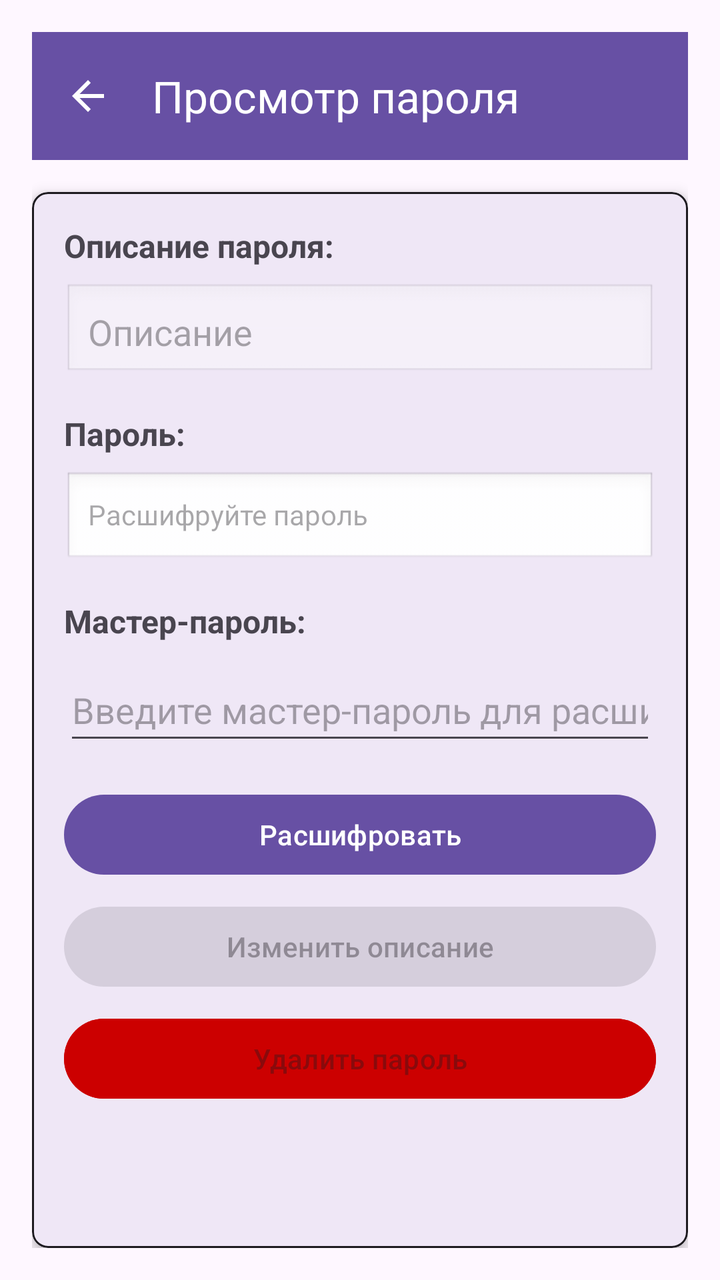
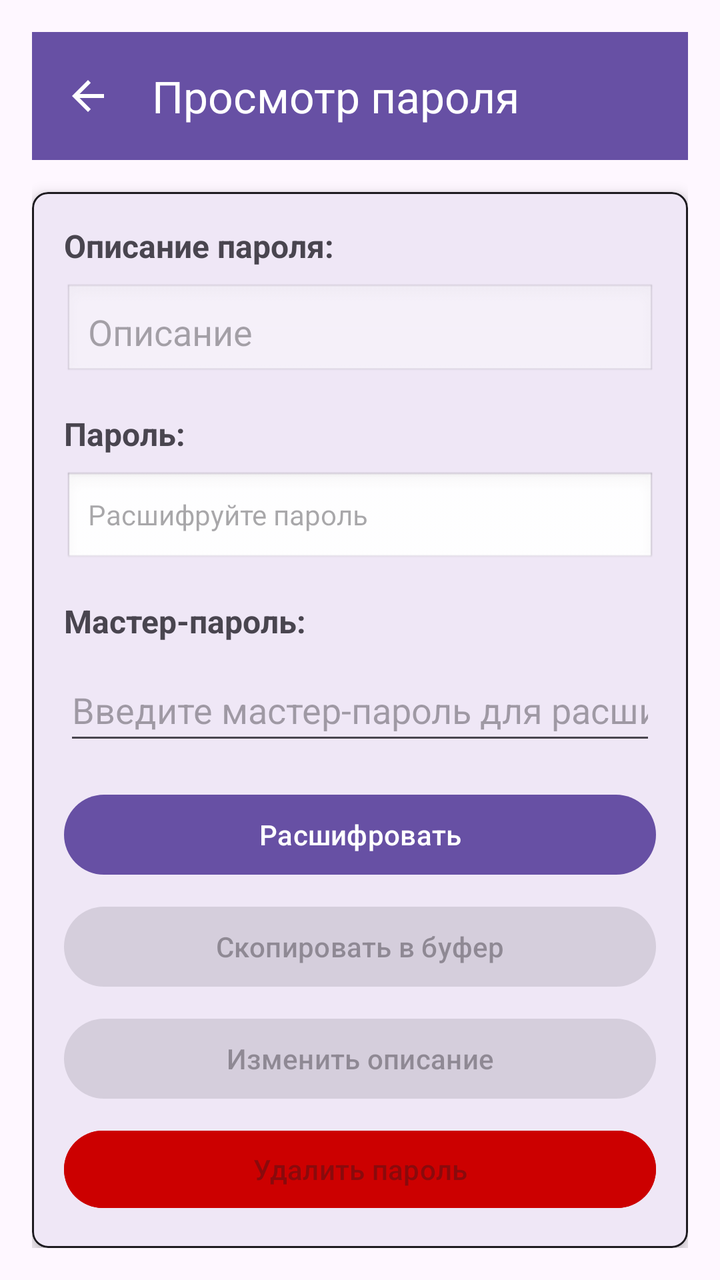

The first picture is an Android layout as it rendered before a commit; the second is the same layout after the commit. The layout source and the unified diff follow.
<!-- AndroidManifest.xml: application theme Theme.PassManager -->
<!-- res/layout/activity_show_password.xml -->
<?xml version="1.0" encoding="utf-8"?>
<androidx.drawerlayout.widget.DrawerLayout xmlns:android="http://schemas.android.com/apk/res/android"
    xmlns:app="http://schemas.android.com/apk/res-auto"
    android:layout_width="match_parent"
    android:layout_height="match_parent"
    android:fitsSystemWindows="true">

    
    <LinearLayout
        android:layout_width="match_parent"
        android:layout_height="match_parent"
        android:orientation="vertical"
        android:padding="16dp"
        android:fitsSystemWindows="true">

        <androidx.appcompat.widget.Toolbar
            android:id="@+id/toolbar"
            android:layout_width="match_parent"
            android:layout_height="?attr/actionBarSize"
            android:background="?attr/colorPrimary"
            android:theme="@style/ThemeOverlay.AppCompat.Dark.ActionBar"
            app:popupTheme="@style/ThemeOverlay.AppCompat.Light"
            app:navigationIcon="?attr/homeAsUpIndicator"
            app:title="Просмотр пароля"
            android:layout_marginBottom="16dp" />

        
        <com.google.android.material.card.MaterialCardView
            android:layout_width="match_parent"
            android:layout_height="match_parent"
            app:cardElevation="4dp"
            app:cardCornerRadius="8dp"
            app:cardBackgroundColor="?attr/colorSurface"
            app:strokeColor="?attr/colorOnSurface"
            app:strokeWidth="1dp">

            <LinearLayout
                android:layout_width="match_parent"
                android:layout_height="wrap_content"
                android:orientation="vertical"
                android:padding="16dp">

                <TextView
                    android:layout_width="match_parent"
                    android:layout_height="wrap_content"
                    android:text="Описание пароля:"
                    android:textSize="16sp"
                    android:textStyle="bold"
                    android:layout_marginBottom="8dp" />

                <EditText
                    android:id="@+id/descriptionText"
                    android:layout_width="match_parent"
                    android:layout_height="wrap_content"
                    android:hint="Описание"
                    android:background="@android:drawable/edit_text"
                    android:padding="12dp"
                    android:layout_marginBottom="16dp"
                    android:enabled="false" />

                <TextView
                    android:layout_width="match_parent"
                    android:layout_height="wrap_content"
                    android:text="Пароль:"
                    android:textSize="16sp"
                    android:textStyle="bold"
                    android:layout_marginBottom="8dp" />

                <TextView
                    android:id="@+id/passwordText"
                    android:layout_width="match_parent"
                    android:layout_height="wrap_content"
                    android:hint="Расшифруйте пароль"
                    android:background="@android:drawable/edit_text"
                    android:padding="12dp"
                    android:layout_marginBottom="16dp"
                    android:visibility="visible" />

                <TextView
                    android:layout_width="match_parent"
                    android:layout_height="wrap_content"
                    android:text="Мастер-пароль:"
                    android:textSize="16sp"
                    android:textStyle="bold"
                    android:layout_marginBottom="8dp" />

                <EditText
                    android:id="@+id/masterPasswordEditText"
                    android:layout_width="match_parent"
                    android:layout_height="wrap_content"
                    android:hint="Введите мастер-пароль для расшифровки"
                    android:inputType="textPassword"
                    android:layout_marginBottom="16dp"
                    android:minHeight="48dp" />

                <Button
                    android:id="@+id/decryptButton"
                    android:layout_width="match_parent"
                    android:layout_height="wrap_content"
                    android:text="Расшифровать"
                    android:layout_marginBottom="8dp" />

                <Button
                    android:id="@+id/editDescriptionButton"
                    android:layout_width="match_parent"
                    android:layout_height="wrap_content"
                    android:text="Изменить описание"
                    android:enabled="false"
                    android:layout_marginBottom="8dp" />

                <Button
                    android:id="@+id/deletePasswordButton"
                    android:layout_width="match_parent"
                    android:layout_height="wrap_content"
                    android:text="Удалить пароль"
                    android:enabled="false"
                    android:backgroundTint="@android:color/holo_red_dark" />

            </LinearLayout>

        </com.google.android.material.card.MaterialCardView>

    </LinearLayout>

</androidx.drawerlayout.widget.DrawerLayout>
<!-- resources referenced by this layout -->
<resources>
  <style name="Theme.PassManager" parent="Theme.Material3.DayNight.NoActionBar" />
</resources>

<!-- the commit's change to res/layout/activity_show_password.xml (unified diff, before → after) -->
@@ -101,6 +101,15 @@
                     android:layout_marginBottom="8dp" />
 
                 <Button
+                    android:id="@+id/copyButton"
+                    android:layout_width="match_parent"
+                    android:layout_height="wrap_content"
+                    android:text="Скопировать в буфер"
+                    android:layout_marginBottom="8dp"
+                    android:enabled="false"
+                    android:minHeight="48dp" />
+
+                <Button
                     android:id="@+id/editDescriptionButton"
                     android:layout_width="match_parent"
                     android:layout_height="wrap_content"
